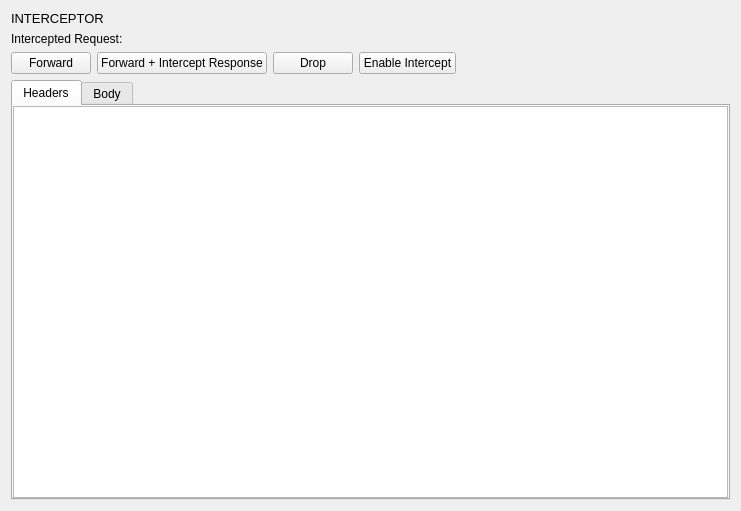
evanrolfe/oneproxy, file src/frontend/ui/intercept/intercept_page.ui: the form before one commit.
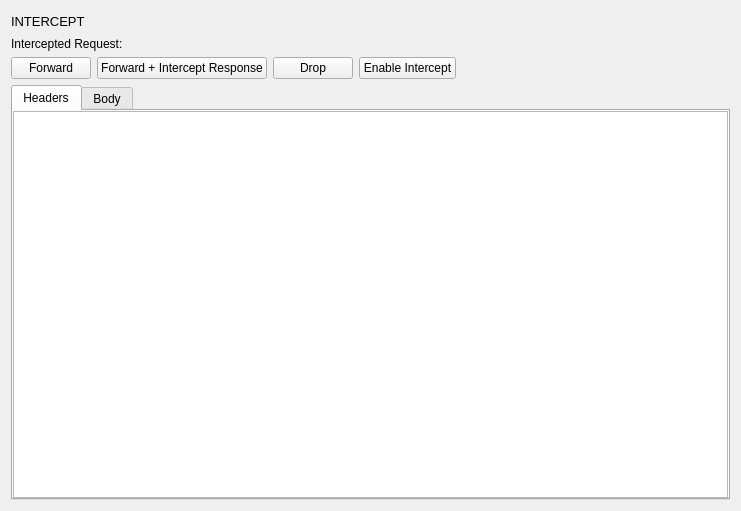
The form after the commit.

Commit message: Frontend: fix alignment issue

Diff of the .ui file:
```diff
--- a/src/frontend/ui/intercept/intercept_page.ui
+++ b/src/frontend/ui/intercept/intercept_page.ui
@@ -15,33 +15,69 @@
   </property>
   <layout class="QVBoxLayout" name="verticalLayout_5">
    <item>
-    <widget class="QLabel" name="label">
+    <widget class="QWidget" name="crawlerToolbar" native="true">
+      <property name="sizePolicy">
+        <sizepolicy hsizetype="Preferred" vsizetype="Maximum">
+        <horstretch>0</horstretch>
+        <verstretch>0</verstretch>
+        </sizepolicy>
+      </property>
      <property name="maximumSize">
       <size>
        <width>16777215</width>
        <height>20</height>
       </size>
      </property>
+      <layout class="QHBoxLayout" name="horizontalLayout">
+        <property name="leftMargin">
+        <number>0</number>
+        </property>
+        <property name="topMargin">
+        <number>0</number>
+        </property>
+        <property name="rightMargin">
+        <number>0</number>
+        </property>
+        <property name="bottomMargin">
+        <number>0</number>
+        </property>
+        <item>
+        <widget class="QLabel" name="label">
      <property name="font">
       <font>
        <pointsize>10</pointsize>
+            <weight>50</weight>
+            <bold>false</bold>
       </font>
      </property>
      <property name="text">
-      <string>INTERCEPTOR</string>
-     </property>
+          <string>INTERCEPT</string>
+          </property>
+        </widget>
+        </item>
+        <item>
+        <spacer name="horizontalSpacer">
+          <property name="orientation">
+          <enum>Qt::Horizontal</enum>
+          </property>
+          <property name="sizeType">
+          <enum>QSizePolicy::Maximum</enum>
+          </property>
+          <property name="sizeHint" stdset="0">
+          <size>
+            <width>158</width>
+            <height>20</height>
+          </size>
+          </property>
+        </spacer>
+        </item>
+      </layout>
     </widget>
    </item>
    <item>
     <layout class="QVBoxLayout" name="verticalLayout_3">
-     <property name="topMargin">
-      <number>0</number>
-     </property>
      <item>
       <layout class="QVBoxLayout" name="verticalLayout_2">
-       <property name="topMargin">
-        <number>0</number>
-       </property>
        <item>
         <widget class="QLabel" name="interceptTitle">
          <property name="font">
```
Lines whose indentation alone changed are shown as unchanged. The commit also changes 2 other files.
